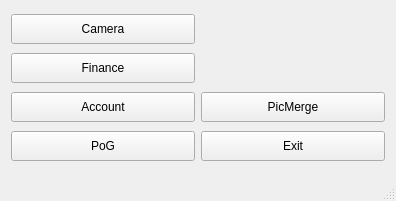
Old version of the form qt_project/qtmainwindow.ui in the repository RockyChing/qt_play.
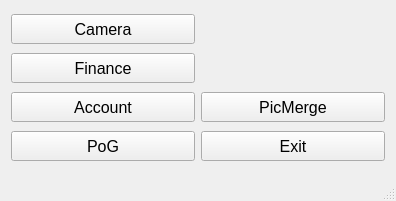
New version of the form. Icons and pictures are not drawn.

Commit message: Resize button font size on qtmainwindow.ui

What changed in the file:
```diff
--- a/qt_project/qtmainwindow.ui
+++ b/qt_project/qtmainwindow.ui
@@ -27,6 +27,11 @@
         <height>30</height>
        </size>
       </property>
+      <property name="font">
+       <font>
+        <pointsize>12</pointsize>
+       </font>
+      </property>
       <property name="text">
        <string>Camera</string>
       </property>
@@ -40,6 +45,11 @@
         <height>30</height>
        </size>
       </property>
+      <property name="font">
+       <font>
+        <pointsize>12</pointsize>
+       </font>
+      </property>
       <property name="text">
        <string>Finance</string>
       </property>
@@ -53,6 +63,11 @@
         <height>30</height>
        </size>
       </property>
+      <property name="font">
+       <font>
+        <pointsize>12</pointsize>
+       </font>
+      </property>
       <property name="text">
        <string>Account</string>
       </property>
@@ -66,6 +81,11 @@
         <height>30</height>
        </size>
       </property>
+      <property name="font">
+       <font>
+        <pointsize>12</pointsize>
+       </font>
+      </property>
       <property name="text">
        <string>PicMerge</string>
       </property>
@@ -79,6 +99,11 @@
         <height>30</height>
        </size>
       </property>
+      <property name="font">
+       <font>
+        <pointsize>12</pointsize>
+       </font>
+      </property>
       <property name="text">
        <string>PoG</string>
       </property>
@@ -92,6 +117,11 @@
         <height>30</height>
        </size>
       </property>
+      <property name="font">
+       <font>
+        <pointsize>12</pointsize>
+       </font>
+      </property>
       <property name="text">
        <string>Exit</string>
       </property>
```
